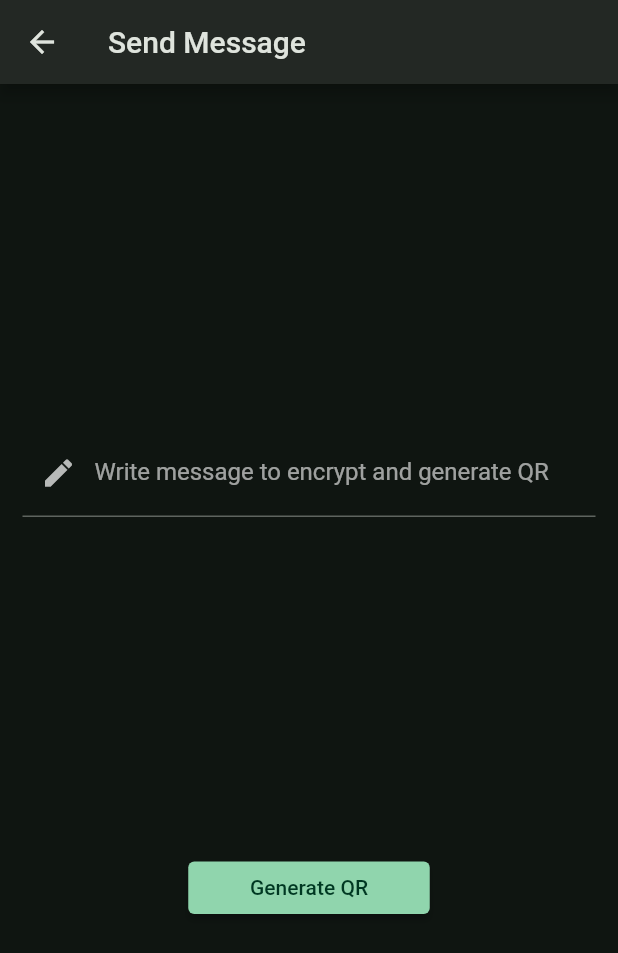
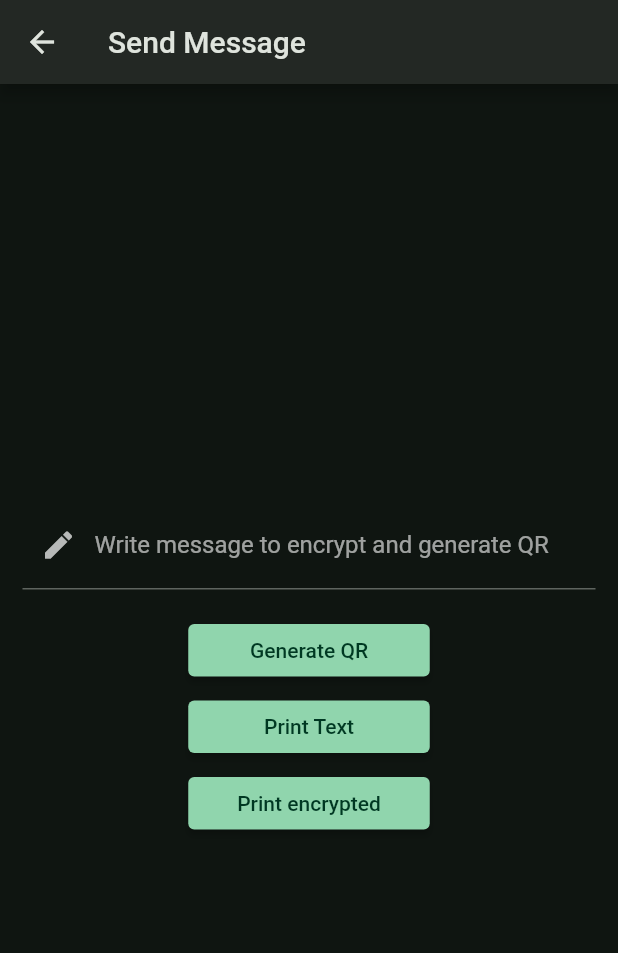
Before and after one commit to Mauro1442/encrypt_qr, a Flutter app: the CodeGenerator screen opened directly, on a phone screen of 412 x 824 dp. Shown: the top 953 px of the screen. Run offline on Flutter 3.47's test engine with Material 2 defaults, Android fonts, the phone set to English and light mode, and no system bars; our stand-ins replace flutter_bluetooth_serial, qr_flutter; missing offline and left inert: encrypt, flutter_barcode_scanner.

Commit message:
Add printer class.

```diff
--- /dev/null
+++ b/lib/printer/bt_printer.dart
@@ -0,0 +1,137 @@
+import 'dart:convert';
+import 'dart:typed_data';
+
+import 'package:flutter/material.dart';
+import 'package:flutter_bluetooth_serial/flutter_bluetooth_serial.dart';
+
+class BluetoothPrinter extends StatefulWidget {
+  final String printedText;
+
+  const BluetoothPrinter(this.printedText, {super.key});
+
+  @override
+  BluetoothPrinterState createState() => BluetoothPrinterState();
+}
+
+class BluetoothPrinterState extends State<BluetoothPrinter> {
+  BluetoothConnection? connection;
+  List<BluetoothDevice> devices = [];
+  bool isConnecting = false;
+  bool isScanning = false;
+
+  late String printedText = '''
+                            ${widget.printedText}
+
+
+
+                            \n
+                            ''';
+
+  @override
+  void initState() {
+    super.initState();
+    _getBondedDevices();
+  }
+
+  Future<void> _getBondedDevices() async {
+    final bondedDevices =
+        await FlutterBluetoothSerial.instance.getBondedDevices();
+    setState(() {
+      devices = bondedDevices;
+    });
+  }
+
+  void _connectToDevice(BluetoothDevice device) async {
+    setState(() {
+      isConnecting = true;
+    });
+
+    BluetoothConnection.toAddress(device.address)
+        .then((BluetoothConnection connection) {
+      print('Connected to the device');
+      setState(() {
+        this.connection = connection;
+        isConnecting = false;
+      });
+    }).catchError((error) {
+      print('Cannot connect, error: $error');
+    });
+  }
+
+  Future<void> _startDiscovery() async {
+    setState(() {
+      devices = [];
+      isScanning = true;
+    });
+
+    final Set<String> uniqueAddresses = Set<String>();
+
+    FlutterBluetoothSerial.instance.startDiscovery().listen((r) {
+      if (uniqueAddresses.contains(r.device.address)) {
+        return;
+      }
+
+      setState(() {
+        devices.add(r.device);
+        uniqueAddresses.add(r.device.address);
+      });
+    }).onDone(() {
+      setState(() {
+        isScanning = false;
+      });
+    });
+  }
+
+  void _printText() {
+    if (connection != null) {
+      final data = utf8.encode(printedText);
+      final uint8List = Uint8List.fromList(data);
+      connection!.output.add(uint8List);
+      connection!.output.allSent.then((_) {
+        print('Printed');
+      });
+    }
+  }
+
+  /*
+  *
+  * */
+
+  @override
+  Widget build(BuildContext context) {
+    return MaterialApp(
+      home: Scaffold(
+        appBar: AppBar(
+          title: Text('Bluetooth Printer'),
+        ),
+        body: Column(
+          children: [
+            Expanded(
+              child: ListView.builder(
+                itemCount: devices.length,
+                itemBuilder: (context, index) {
+                  BluetoothDevice device = devices[index];
+                  return ListTile(
+                    title: Text(device.name ?? 'Unknown Device'),
+                    subtitle: Text(device.address),
+                    onTap: () {
+                      _connectToDevice(device);
+                    },
+                  );
+                },
+              ),
+            ),
+            ElevatedButton(
+              onPressed: isScanning ? null : _startDiscovery,
+              child: Text(isScanning ? 'Scanning...' : 'Scan for Devices'),
+            ),
+          ],
+        ),
+        floatingActionButton: FloatingActionButton(
+          onPressed: _printText,
+          child: Icon(Icons.print),
+        ),
+      ),
+    );
+  }
+}
--- a/lib/qr_generator/generator.dart
+++ b/lib/qr_generator/generator.dart
@@ -1,6 +1,7 @@
 import '../encryption/aes.dart';
 import 'qr_code.dart';
 import 'package:flutter/material.dart';
+import '../printer/bt_printer.dart';
 
 
 class CodeGenerator extends StatefulWidget {
@@ -22,10 +23,22 @@ class _CodeGeneratorState extends State<CodeGenerator> {
         title: const Text("Send Message"),
       ),
       body: Column(
-        mainAxisAlignment: MainAxisAlignment.spaceEvenly,
+        mainAxisAlignment: MainAxisAlignment.center,
         children: [
           buildTextFormField(),
-          qrGeneratorButton(),
+          Padding(
+            padding: const EdgeInsets.all(8.0),
+            child: qrGeneratorButton(),
+          ),
+          Padding(
+            padding: const EdgeInsets.all(8.0),
+            child: qrPrinterButton(),
+          ),
+          Padding(
+            padding: const EdgeInsets.all(8.0),
+            child: btButton(),
+          ),
+
         ],
       ),
     );
@@ -46,7 +59,7 @@ class _CodeGeneratorState extends State<CodeGenerator> {
           Icons.edit,
         ),
       ),
-      onEditingComplete: navigate,
+      onEditingComplete: qrView,
     ),
   );
 
@@ -54,18 +67,56 @@ class _CodeGeneratorState extends State<CodeGenerator> {
     width: ((MediaQuery.of(context).size.width) / 2) - 45,
     height: 35,
     child: ElevatedButton(
-      onPressed: navigate,
+      onPressed: qrView,
       child: const Text(
         "Generate QR",
       ),
     ),
   );
 
-  void navigate() {
+  Widget qrPrinterButton() => SizedBox(
+    width: ((MediaQuery.of(context).size.width) / 2) - 45,
+    height: 35,
+    child: ElevatedButton(
+      onPressed: printText,
+      child: const Text(
+        "Print Text",
+      ),
+    ),
+  );
+
+  Widget btButton() => SizedBox(
+    width: ((MediaQuery.of(context).size.width) / 2) - 45,
+    height: 35,
+    child: ElevatedButton(
+      onPressed: printEncryptedText,
+      child: const Text(
+        "Print encrypted",
+      ),
+    ),
+  );
+
+  void qrView() {
     Navigator.push(
         context,
         MaterialPageRoute(
             builder: (context) =>
                 GeneratedQrCode(encryption.encryptMsg(controller.text).base16),),);
   }
+
+  void printText() {
+    Navigator.push(
+        context,
+        MaterialPageRoute(
+            builder: (context) =>
+                BluetoothPrinter(controller.text,),),);
+  }
+
+  void printEncryptedText() {
+    Navigator.push(
+        context,
+        MaterialPageRoute(
+            builder: (context) =>
+                BluetoothPrinter(encryption.encryptMsg(controller.text).base16),),);
+  }
 }
--- a/pubspec.yaml
+++ b/pubspec.yaml
@@ -22,6 +22,7 @@ dependencies:
   flutter_barcode_scanner: ^2.0.0
   encrypt: ^5.0.1
   qr_flutter: ^4.1.0
+  flutter_bluetooth_serial: ^0.4.0
 
   # The following adds the Cupertino Icons font to your application.
   # Use with the CupertinoIcons class for iOS style icons.
```
Also changed, not shown: pubspec.lock, 1 other file.
